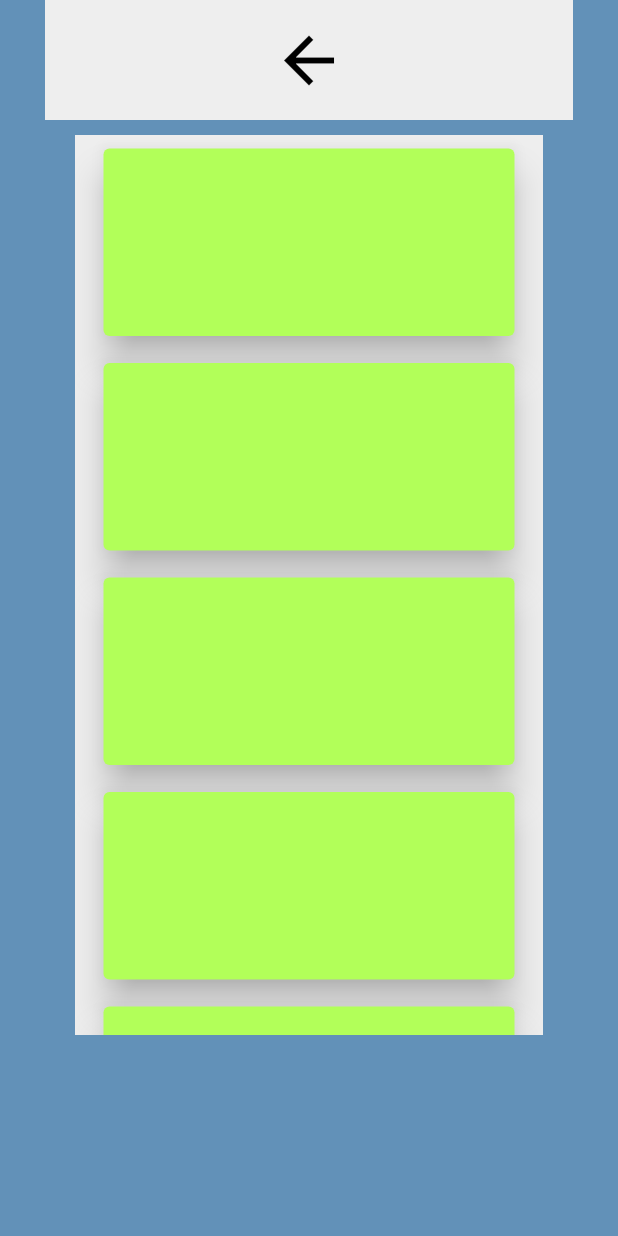
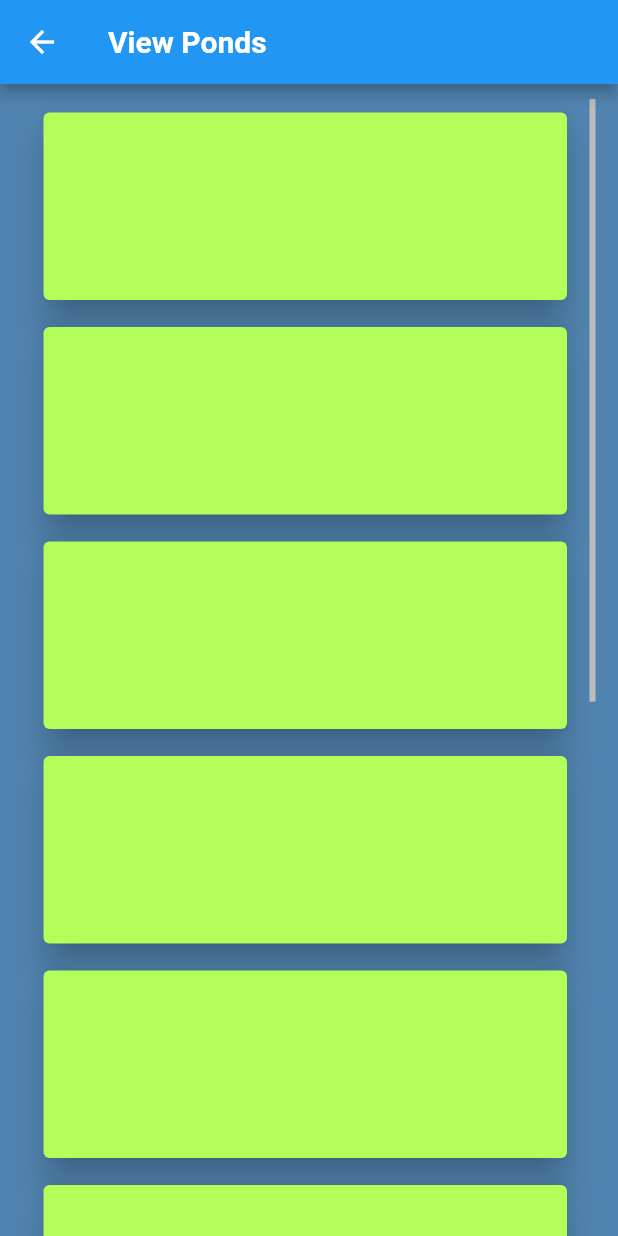
Before and after one commit to Skhendle/Projects, a Flutter app: the ViewPondsWidget screen opened directly, on a phone screen of 412 x 824 dp. Run offline on Flutter 3.47's test engine with Material 2 defaults, Android fonts, the phone set to English and light mode, and no system bars; our stand-ins replace bloc, image_picker.

Commit message:
updated pond view page

```diff
--- a/mms/frontend/pond/lib/view_ponds/view_ponds.dart
+++ b/mms/frontend/pond/lib/view_ponds/view_ponds.dart
@@ -13,42 +13,34 @@ class _ViewPondsWidgetState extends State<ViewPondsWidget> {
   @override
   Widget build(BuildContext context) {
     return Scaffold(
+      appBar: AppBar(
+        leading: IconButton(
+          onPressed: () {
+            Navigator.pop(context);
+          },
+          icon: const Icon(Icons.arrow_back),
+        ),
+        title: const Text(
+          "View Ponds",
+          style: TextStyle(color: Colors.white, fontWeight: FontWeight.bold),
+        ),
+      ),
       key: scaffoldKey,
       backgroundColor: const Color(0xCF3D77A8),
       body: SafeArea(
-        child: GestureDetector(
-          onTap: () => FocusScope.of(context).unfocus(),
         child: Column(
           mainAxisSize: MainAxisSize.max,
           children: [
-              Padding(
-                padding: const EdgeInsetsDirectional.fromSTEB(30, 0, 30, 0),
+            Expanded(
               child: Container(
+                padding: const EdgeInsetsDirectional.fromSTEB(10, 10, 15, 0),
                 width: double.infinity,
-                  height: 80,
-                  decoration: const BoxDecoration(
-                    color: Color(0xFFEEEEEE),
+                height: double.infinity,
+                decoration: BoxDecoration(
+                  color: const Color(0xCF3D77A8).withOpacity(0.5),
                 ),
-                  child: IconButton(
-                    icon: const Icon(
-                      Icons.arrow_back_outlined,
-                      color: Colors.black,
-                      size: 50,
-                    ),
-                    onPressed: () async {
-                      Navigator.pop(context);
-                    },
-                  ),
-                ),
-              ),
-              Padding(
-                padding: const EdgeInsetsDirectional.fromSTEB(50, 10, 50, 0),
-                child: Container(
-                  width: double.infinity,
-                  height: 600,
-                  decoration: const BoxDecoration(
-                    color: Color(0xFFEEEEEE),
-                  ),
+                child: Scrollbar(
+                  isAlwaysShown: true,
                   child: ListView(
                     padding: EdgeInsets.zero,
                     scrollDirection: Axis.vertical,
@@ -113,14 +105,74 @@ class _ViewPondsWidgetState extends State<ViewPondsWidget> {
                           elevation: 10,
                         ),
                       ),
+                      Padding(
+                        padding: EdgeInsetsDirectional.fromSTEB(15, 5, 15, 5),
+                        child: Card(
+                          child: SizedBox(
+                            height: 125,
+                            width: 100,
+                          ),
+                          clipBehavior: Clip.antiAliasWithSaveLayer,
+                          color: Colors.lightGreenAccent,
+                          elevation: 10,
+                        ),
+                      ),
+                      Padding(
+                        padding: EdgeInsetsDirectional.fromSTEB(15, 5, 15, 5),
+                        child: Card(
+                          child: SizedBox(
+                            height: 125,
+                            width: 100,
+                          ),
+                          clipBehavior: Clip.antiAliasWithSaveLayer,
+                          color: Colors.lightGreenAccent,
+                          elevation: 10,
+                        ),
+                      ),
+                      Padding(
+                        padding: EdgeInsetsDirectional.fromSTEB(15, 5, 15, 5),
+                        child: Card(
+                          child: SizedBox(
+                            height: 125,
+                            width: 100,
+                          ),
+                          clipBehavior: Clip.antiAliasWithSaveLayer,
+                          color: Colors.lightGreenAccent,
+                          elevation: 10,
+                        ),
+                      ),
+                      Padding(
+                        padding: EdgeInsetsDirectional.fromSTEB(15, 5, 15, 5),
+                        child: Card(
+                          child: SizedBox(
+                            height: 125,
+                            width: 100,
+                          ),
+                          clipBehavior: Clip.antiAliasWithSaveLayer,
+                          color: Colors.lightGreenAccent,
+                          elevation: 10,
+                        ),
+                      ),
+                      Padding(
+                        padding: EdgeInsetsDirectional.fromSTEB(15, 5, 15, 5),
+                        child: Card(
+                          child: SizedBox(
+                            height: 125,
+                            width: 100,
+                          ),
+                          clipBehavior: Clip.antiAliasWithSaveLayer,
+                          color: Colors.lightGreenAccent,
+                          elevation: 10,
+                        ),
+                      ),
                     ],
+                  ),
                 ),
               ),
             ),
           ],
         ),
       ),
-      ),
     );
   }
 }
```
Lines whose indentation alone changed are shown as unchanged.
